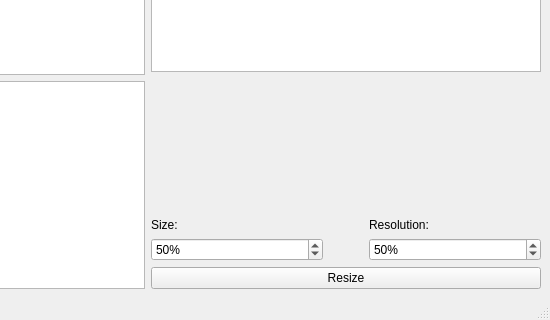
kkadowski/ImagesResizer, file ImagesResizer.ui: the form before one commit; both pictures show x 254 to 804 and y 181 to 501 of the 804 by 501 pixel window.
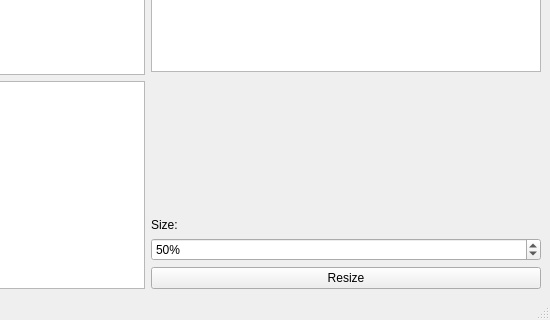
The form after the commit.

Commit message: Resizing func. added

```diff
--- a/ImagesResizer.ui
+++ b/ImagesResizer.ui
@@ -114,43 +114,6 @@
             </item>
            </layout>
           </item>
-          <item>
-           <spacer name="horizontalSpacer">
-            <property name="orientation">
-             <enum>Qt::Horizontal</enum>
-            </property>
-            <property name="sizeType">
-             <enum>QSizePolicy::Maximum</enum>
-            </property>
-            <property name="sizeHint" stdset="0">
-             <size>
-              <width>40</width>
-              <height>20</height>
-             </size>
-            </property>
-           </spacer>
-          </item>
-          <item>
-           <layout class="QVBoxLayout" name="verticalLayout_3">
-            <item>
-             <widget class="QLabel" name="label_2">
-              <property name="text">
-               <string>Resolution:</string>
-              </property>
-             </widget>
-            </item>
-            <item>
-             <widget class="QSpinBox" name="spinBox_2">
-              <property name="suffix">
-               <string>%</string>
-              </property>
-              <property name="value">
-               <number>50</number>
-              </property>
-             </widget>
-            </item>
-           </layout>
-          </item>
          </layout>
         </item>
         <item>
```
The commit also changes 2 other files.
